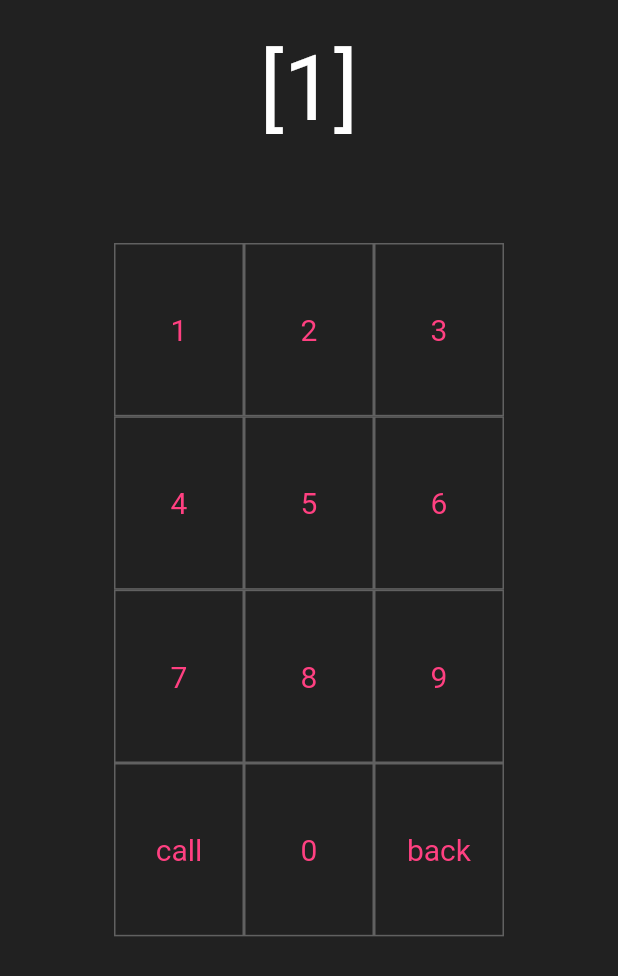
After one commit to zyona3/Xumer0n, a Flutter app: the InputScreen screen opened directly, after a tap on an icon or button, on a phone screen of 412 x 824 dp. The commit adds this screen. Shown: the top 976 px of the screen. Run offline on Flutter 3.47's test engine with Material 2 defaults, Android fonts, the phone set to English and light mode, and no system bars; our stand-ins replace google_fonts; network calls fail.

Commit message:
implement input screen

```diff
--- a/lib/main.dart
+++ b/lib/main.dart
@@ -2,6 +2,7 @@ import 'package:flutter/material.dart';
 import 'package:google_fonts/google_fonts.dart';
 import 'package:flutter/services.dart';
 import './screens/home_page.dart';
+import './screens/input.dart';
 
 void main() {
   SystemChrome.setPreferredOrientations([DeviceOrientation.portraitUp]);
@@ -99,7 +100,7 @@ class _IntroScreenState extends State<IntroScreen>
                     Navigator.push(
                       context,
                       MaterialPageRoute<void>(
-                          builder: (context) => MyHomePage()),
+                          builder: (context) => InputScreen()),
                     );
                   },
                   child: Padding(
--- /dev/null
+++ b/lib/screens/input.dart
@@ -0,0 +1,147 @@
+import 'package:Xume0n/main.dart';
+import 'package:flutter/material.dart';
+import '../utils/util.dart';
+import 'home_page.dart';
+
+class InputScreen extends StatefulWidget {
+  const InputScreen({Key key}) : super(key: key);
+
+  @override
+  _InputScreenState createState() => _InputScreenState();
+}
+
+class _InputScreenState extends State<InputScreen> {
+  List<int> userAnswer = [];
+  List<String> inputList = [
+    '1',
+    '2',
+    '3',
+    '4',
+    '5',
+    '6',
+    '7',
+    '8',
+    '9',
+    'call',
+    '0',
+    'back'
+  ];
+  @override
+  Widget build(BuildContext context) {
+    return Scaffold(
+      backgroundColor: Colors.grey[900],
+      body: Padding(
+        padding: const EdgeInsets.all(16),
+        child: Center(
+          child: Column(
+            children: [
+              Padding(
+                padding: const EdgeInsets.all(8),
+                child: Container(
+                  child: Text(userAnswer.toString(),
+                      style:
+                          const TextStyle(color: Colors.white, fontSize: 60)),
+                ),
+              ),
+              Expanded(
+                child: Padding(
+                  padding: const EdgeInsets.all(60),
+                  child: Container(
+                    child: GridView.builder(
+                        shrinkWrap: true,
+                        itemCount: 12,
+                        gridDelegate: SliverGridDelegateWithFixedCrossAxisCount(
+                          crossAxisCount: 3,
+                          childAspectRatio: MediaQuery.of(context).size.width /
+                              MediaQuery.of(context).size.height *
+                              1.5,
+                        ),
+                        itemBuilder: (BuildContext contect, int index) {
+                          return GestureDetector(
+                            onTap: () {
+                              tapped(index);
+                            },
+                            child: Container(
+                              decoration: BoxDecoration(
+                                border: Border.all(color: Colors.grey[700]),
+                              ),
+                              child: Center(
+                                child: Text(inputList[index],
+                                    style: const TextStyle(
+                                        color: Colors.pinkAccent,
+                                        fontSize: 20)),
+                              ),
+                            ),
+                          );
+                        }),
+                  ),
+                ),
+              ),
+            ],
+          ),
+        ),
+      ),
+    );
+  }
+
+  void tapped(int index) {
+    setState(() {
+      if (logic.checkDuplicate(userAnswer, index + 1)) {
+      } else if (index == 9) {
+        if (!logic.isFillable(userAnswer)) {
+          setState(() {
+            Navigator.push(
+              context,
+              MaterialPageRoute<void>(builder: (context) => MyHomePage()),
+            );
+          });
+        } else {
+          _showMessage('Please choose 3 number');
+        }
+      } else if (index == 11) {
+        if (userAnswer.isNotEmpty) {
+          logic.back(userAnswer);
+        }
+      } else if (logic.isFillable(userAnswer)) {
+        if (index == 10) {
+          userAnswer.add(0);
+        } else {
+          userAnswer.add(index + 1);
+        }
+      }
+    });
+  }
+
+  void _showMessage(String msg) {
+    showDialog<AlertDialog>(
+        barrierDismissible: false,
+        context: context,
+        builder: (BuildContext context) {
+          return Dialog(
+              shape: RoundedRectangleBorder(
+                  borderRadius: BorderRadius.circular(20)), //this right here
+              child: Container(
+                height: MediaQuery.of(context).size.height / 3,
+                child: Padding(
+                  padding: const EdgeInsets.all(9),
+                  child: Column(
+                    mainAxisAlignment: MainAxisAlignment.spaceEvenly,
+                    crossAxisAlignment: CrossAxisAlignment.start,
+                    children: [
+                      Text(msg),
+                      RaisedButton(
+                        onPressed: () {
+                          Navigator.of(context).pop();
+                        },
+                        child: const Text(
+                          'ok',
+                          style: TextStyle(color: Colors.white),
+                        ),
+                      ),
+                    ],
+                  ),
+                ),
+              ));
+        });
+  }
+}
```
